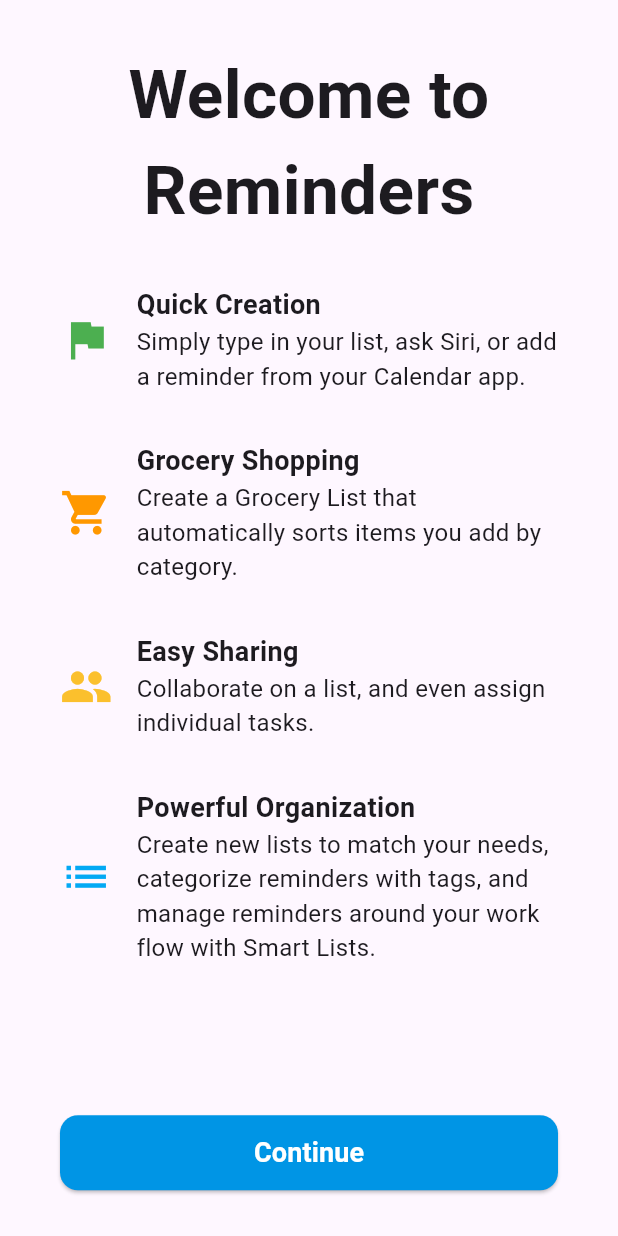
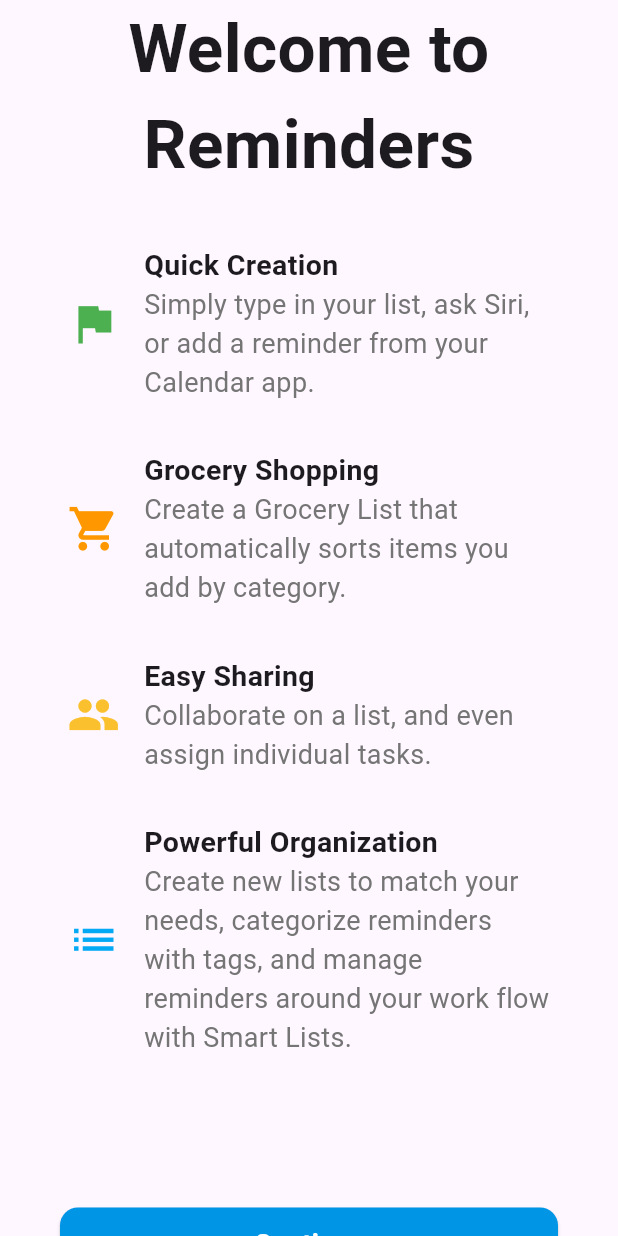
Before and after one commit to jday06/Tarea-1.2-IS513, a Flutter app: the screen it shows after launch, on a phone screen of 412 x 824 dp. Run offline on Flutter 3.47's test engine with Material 3 defaults, Android fonts, the phone set to English and light mode, and no system bars.

Commit message:
Correcion del texto

```diff
--- a/lib/main.dart
+++ b/lib/main.dart
@@ -34,7 +34,7 @@ class HomePage extends StatelessWidget {
             "Reminders",
             style: TextStyle(fontSize: 45, fontWeight: FontWeight.bold), textAlign: TextAlign.center,
           ),
-          SizedBox(height: 32),
+          SizedBox(height: 35),
           _iconos(
             icon: Icons.flag,
             titulo: 'Quick Creation',
@@ -96,9 +96,10 @@ class HomePage extends StatelessWidget {
     required String titulo,
     required String texto,
     required Color color,
+    Color? textoColor,
   }) {
     return Padding(
-      padding: const EdgeInsets.symmetric(horizontal: 40.0), // Padding para las filas
+      padding: const EdgeInsets.symmetric(horizontal: 45.0), // Padding para las filas
       child: Row(
         children: <Widget>[
           Icon(icon, size: 35,color: color,),
@@ -109,11 +110,16 @@ class HomePage extends StatelessWidget {
               children: <Widget>[
                 Text(
                   titulo,
-                  style: const TextStyle(fontSize: 18, fontWeight: FontWeight.bold),
+                  style: const TextStyle(
+                    fontSize: 19,
+                    fontWeight: FontWeight.bold),
                 ),
                 Text(
                   texto,
-                  style: TextStyle(fontSize: 16),
+                  style: TextStyle(
+                    fontSize: 18,
+                    fontWeight: FontWeight.w400,
+                    color : textoColor ?? Colors.grey[600],),
                   ),
               ],
             ),
```
